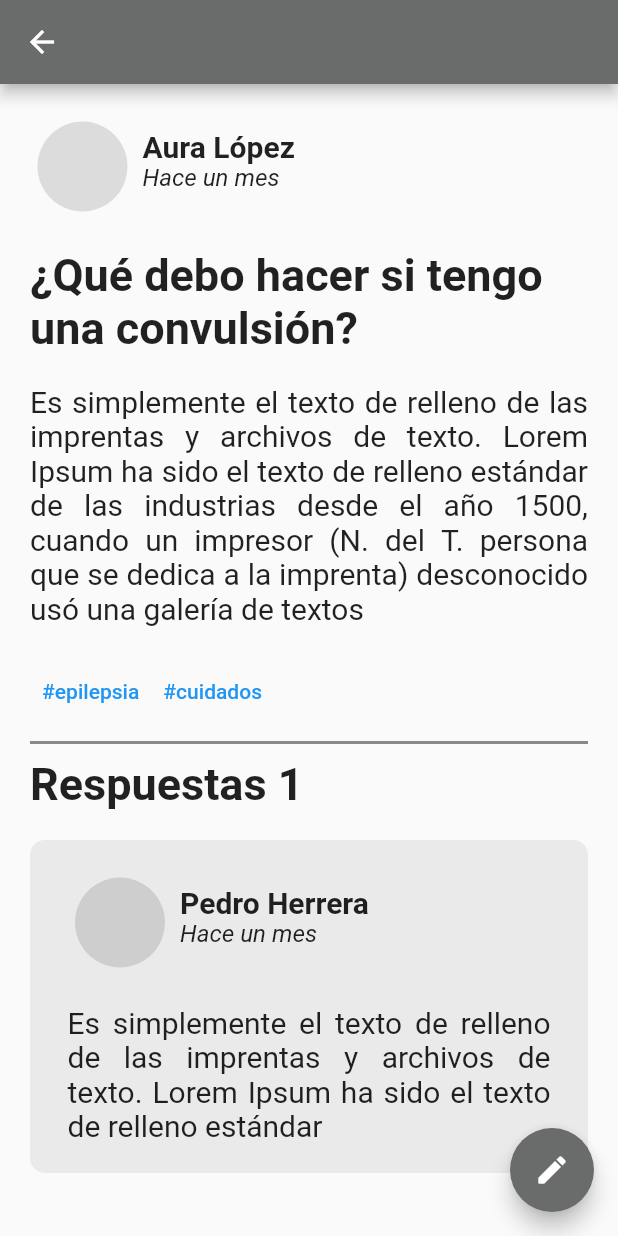
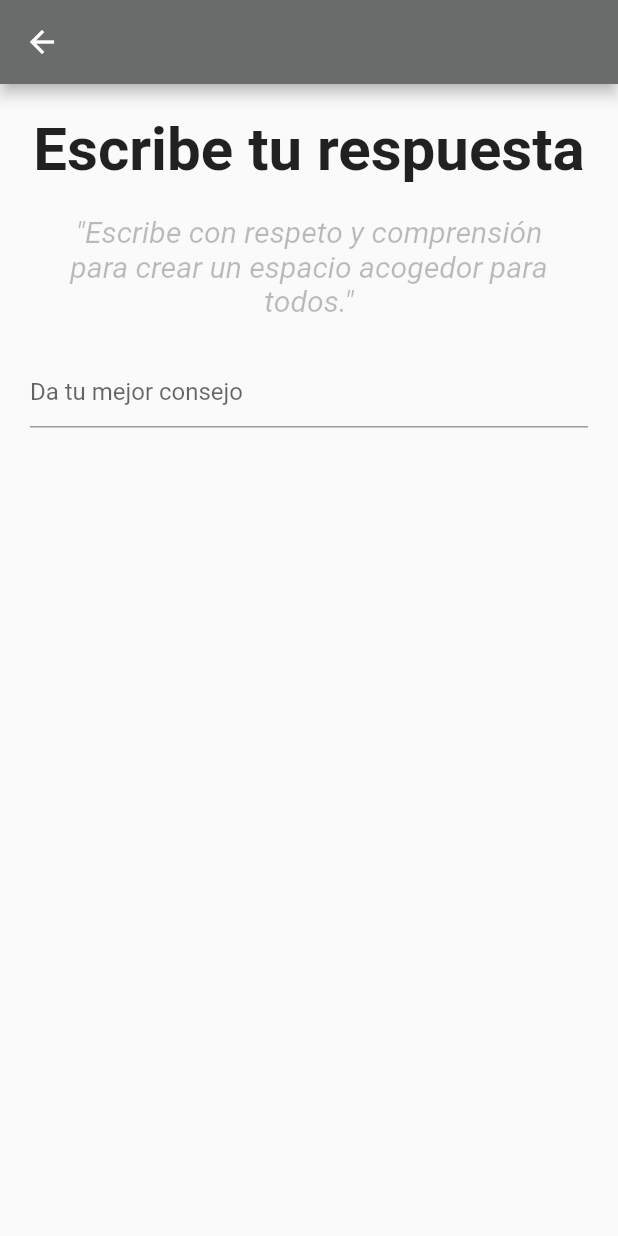
Before and after one commit to D-Ghoost/proyecto_app_mobiles, a Flutter app: the TopicTwo screen opened directly, after a tap on the "create" icon, on a phone screen of 412 x 824 dp. Run offline on Flutter 3.47's test engine with Material 2 defaults, Android fonts, the phone set to English and light mode, and no system bars.

Commit message:
fix: change topicTwo and add newAnswer

```diff
--- /dev/null
+++ b/lib/views/screens/Foro/topics/NewAnswer/NewAnswer.dart
@@ -0,0 +1,56 @@
+import 'package:flutter/material.dart';
+
+class NewAnswer extends StatefulWidget{
+  const NewAnswer ({ super.key });
+
+  @override
+  State<NewAnswer> createState() => _NewAnswerState();
+}
+
+class _NewAnswerState extends State<NewAnswer>{
+  @override
+  Widget build(BuildContext context){
+    return Scaffold(
+      appBar: AppBar(
+        backgroundColor: const Color.fromARGB(255, 106, 107, 107),
+      ),
+      body:Container(
+        child: Column(
+          children: <Widget>[
+            Container(
+              padding: const EdgeInsets.all(20),
+              child: const Text(
+                'Escribe tu respuesta',
+                style: TextStyle(
+                  fontSize: 40,
+                  fontWeight: FontWeight.bold,
+                ),
+              ),
+            ),
+            Container(
+              padding: const EdgeInsets.only(left: 40, right: 40, bottom: 25),
+              child: const Text(
+                '"Escribe con respeto y comprensión para crear un espacio acogedor para todos."',
+                textAlign: TextAlign.center,
+                style: TextStyle(
+                  fontSize: 20,
+                  fontStyle: FontStyle.italic,
+                  color: Colors.black26
+                ),
+              ),
+            ),
+            Container(
+              padding: EdgeInsets.only(left: 20, right: 20),
+              child: TextFormField(
+                decoration: const InputDecoration(
+                  hintText: 'Da tu mejor consejo',
+                ),
+                cursorHeight: 25,
+              ),
+            )
+          ],
+        ),
+      )
+    );
+  }
+}
--- a/lib/views/screens/Foro/topics/TopicTwo.dart
+++ b/lib/views/screens/Foro/topics/TopicTwo.dart
@@ -1,4 +1,5 @@
 import 'package:flutter/material.dart';
+import 'package:proyecto_app_mobiles/views/screens/Foro/topics/NewAnswer/NewAnswer.dart';
 
 class TopicTwo extends StatefulWidget{
   const TopicTwo({super.key});
@@ -16,7 +17,12 @@ class _TopicTwoState extends State<TopicTwo>{
         backgroundColor: const Color.fromARGB(255, 106, 107, 107),
       ),
       floatingActionButton: FloatingActionButton(
-        onPressed: (){},
+        onPressed: (){
+          Navigator.push(
+            context,
+            MaterialPageRoute(builder: (context) => const NewAnswer())
+          );
+        },
         child: const Icon(Icons.create_rounded),
         backgroundColor: const Color.fromARGB(255, 106, 107, 107),
 
```
